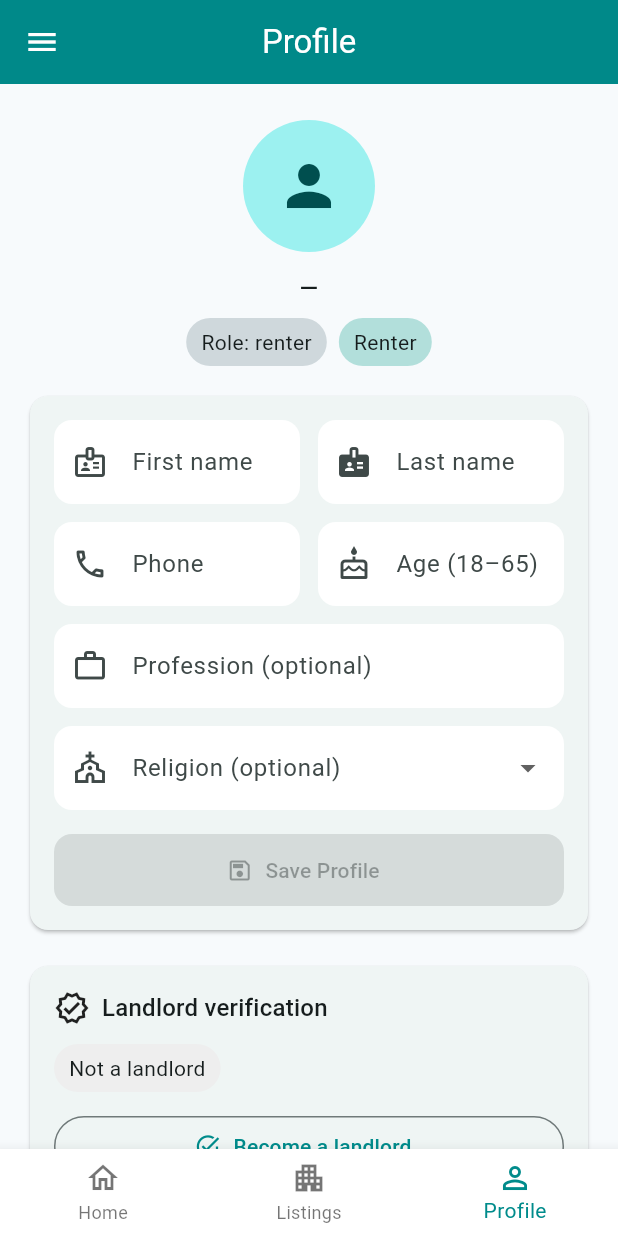
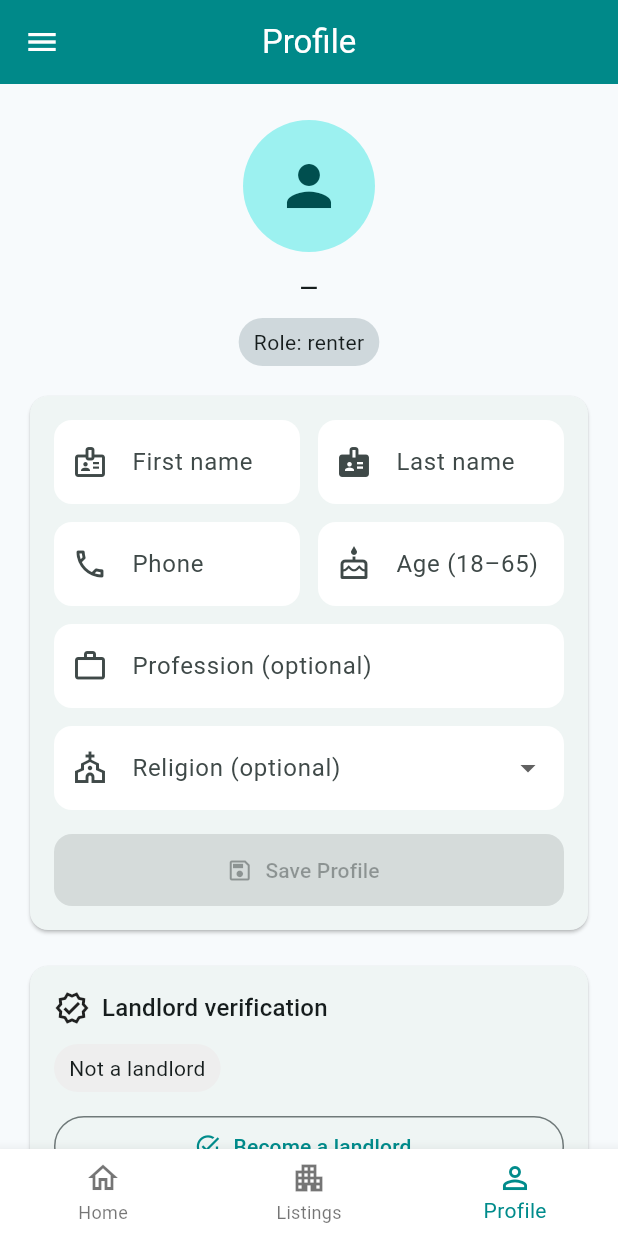
Before and after one commit to Habtewold-D/Rent, a Flutter app: the RenterHome screen opened directly, item 3 of the bottom bar chosen, on a phone screen of 412 x 824 dp. Run offline on Flutter 3.47's test engine with Material 3 defaults, Android fonts, the phone set to English and light mode, and no system bars.

```diff
--- a/frontend/lib/presentation/pages/landlord/landlord_profile_page.dart
+++ b/frontend/lib/presentation/pages/landlord/landlord_profile_page.dart
@@ -120,11 +120,6 @@ class _LandlordProfilePageState extends State<LandlordProfilePage> {
                 ),
               ),
               const SizedBox(height: 16),
-              if (vm.error != null)
-                Padding(
-                  padding: const EdgeInsets.only(bottom: 8),
-                  child: Text(vm.error!, style: const TextStyle(color: Colors.red)),
-                ),
               Card(
                 child: Padding(
                   padding: const EdgeInsets.all(16),
--- a/frontend/lib/presentation/pages/renter/renter_profile_page.dart
+++ b/frontend/lib/presentation/pages/renter/renter_profile_page.dart
@@ -123,20 +123,13 @@ class _RenterProfilePageState extends State<RenterProfilePage> {
                         if (isVerified)
                           _Chip(label: 'Verified landlord', color: Colors.green.shade100, icon: Icons.verified)
                         else if (isLandlord)
-                          _Chip(label: 'Landlord (not verified)', color: Colors.orange.shade100, icon: Icons.schedule)
-                        else
-                          _Chip(label: 'Renter', color: Colors.teal.shade100),
+                          _Chip(label: 'Landlord (not verified)', color: Colors.orange.shade100, icon: Icons.schedule),
                       ],
                     ),
                   ],
                 ),
               ),
               const SizedBox(height: 16),
-              if (vm.error != null)
-                Padding(
-                  padding: const EdgeInsets.only(bottom: 8),
-                  child: Text(vm.error!, style: const TextStyle(color: Colors.red)),
-                ),
               Card(
                 child: Padding(
                   padding: const EdgeInsets.all(16),
```
Also changed, not shown: frontend/lib/data/services/profile_service.dart (+13 -10 lines).
